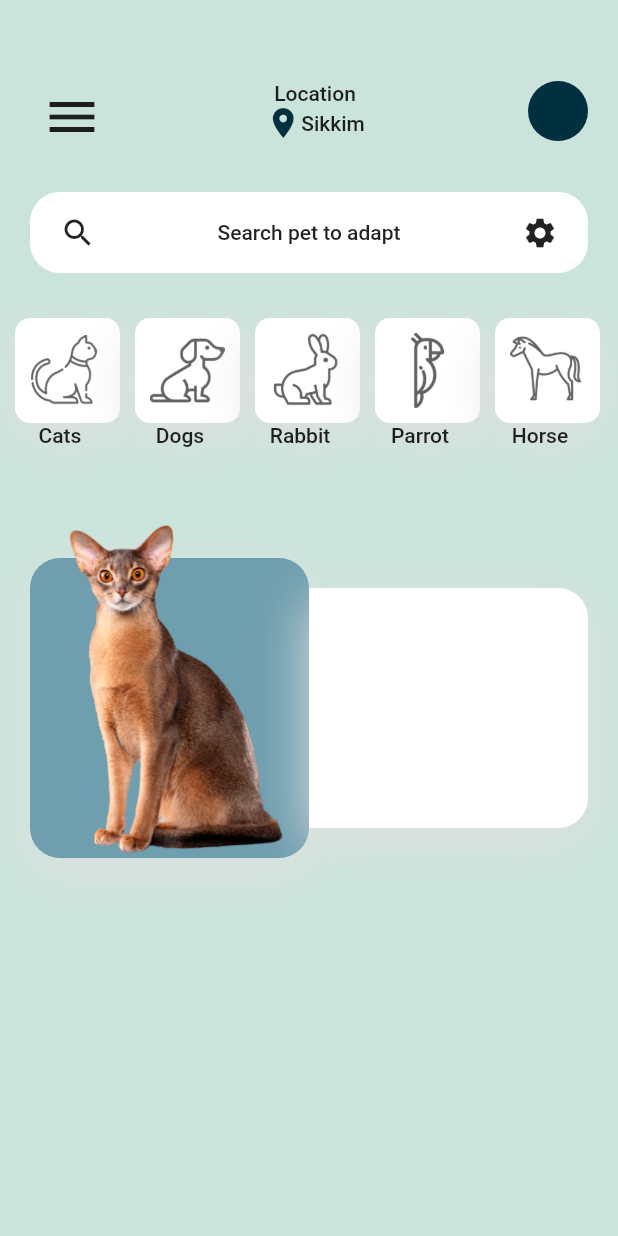
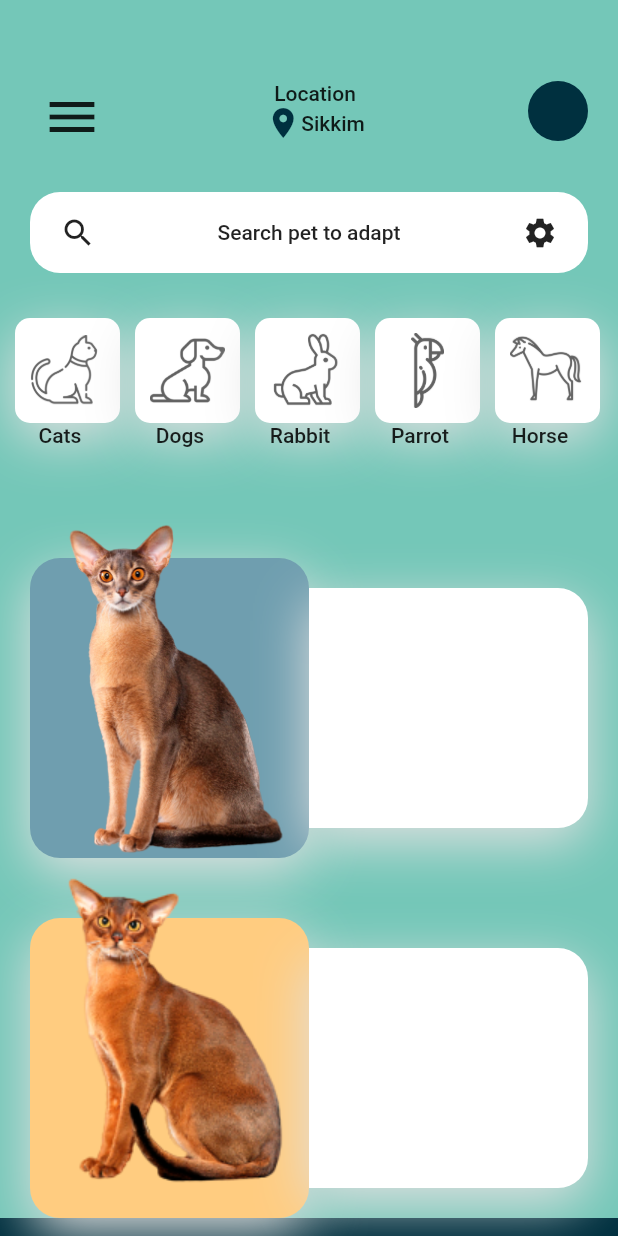
Before and after one commit to Dharmen895/pet_adoption_app, a Flutter app: the screen it shows after launch, on a phone screen of 412 x 824 dp. Run offline on Flutter 3.47's test engine with Material 2 defaults, Android fonts, the phone set to English and light mode, and no system bars.

Commit message:
Added Second Screen

```diff
--- a/lib/configuration.dart
+++ b/lib/configuration.dart
@@ -15,4 +15,5 @@ List<Map> categories = [
   {'name': 'Rabbit', 'iconPath': 'images/rabbit.png'},
   {'name': 'Parrot', 'iconPath': 'images/parrot.png'},
   {'name': 'Horse', 'iconPath': 'images/horse.png'},
+
 ];
--- a/lib/homeScreen.dart
+++ b/lib/homeScreen.dart
@@ -1,5 +1,6 @@
 import 'package:flutter/material.dart';
 import 'package:pet_adoption/configuration.dart';
+import 'package:pet_adoption/screenTwo.dart';
 
 class HomeScreen extends StatefulWidget {
   @override
@@ -17,7 +18,8 @@ class _HomeScreenState extends State<HomeScreen> {
       transform: Matrix4.translationValues(xOffset, yOffset, 0)
         ..scale(scaleFactor),
       duration: Duration(milliseconds: 250),
-      color: Color(0xffcae4db),
+      color: Color(0xff74c7b8),
+      child: SingleChildScrollView(
         child: Column(
           children: [
             SizedBox(
@@ -119,7 +121,11 @@ class _HomeScreenState extends State<HomeScreen> {
                 },
               ),
             ),
-          Container(
+            GestureDetector(
+              onTap: (){
+                Navigator.push(context,MaterialPageRoute(builder: (context)=>Screen2()));
+              },
+              child: Container(
                 height: 240,
                 margin: EdgeInsets.symmetric(horizontal: 20),
                 child: Row(
@@ -154,8 +160,46 @@ class _HomeScreenState extends State<HomeScreen> {
                     ))
                   ],
                 ),
+              ),
+            ),
+            Container(
+              height: 240,
+              margin: EdgeInsets.symmetric(horizontal: 20),
+              child: Row(
+                children: [
+                  Expanded(
+                      child: Stack(
+                        children: [
+                          Container(
+                            decoration: BoxDecoration(
+                                color: Colors.orange[200],
+                                borderRadius: BorderRadius.circular(20),
+                                boxShadow: shadowList),
+                            margin: EdgeInsets.only(top: 40),
+                          ),
+                          Align(
+                            child: Image.asset(
+                              'images/pet-cat1.png',
+                            ),
                           )
                         ],
+                      )),
+                  Expanded(
+                      child: Container(
+                        margin: EdgeInsets.only(top: 60, bottom: 20),
+                        decoration: BoxDecoration(
+                            color: Colors.white,
+                            boxShadow: shadowList,
+                            borderRadius: BorderRadius.only(
+                              bottomRight: Radius.circular(20),
+                              topRight: Radius.circular(20),
+                            )),
+                      ))
+                ],
+              ),
+            )
+          ],
+        ),
       ),
     );
   }
```
Also changed, not shown: lib/screenTwo.dart (added, +110 -0 lines). Lines whose indentation alone changed are shown as unchanged.
